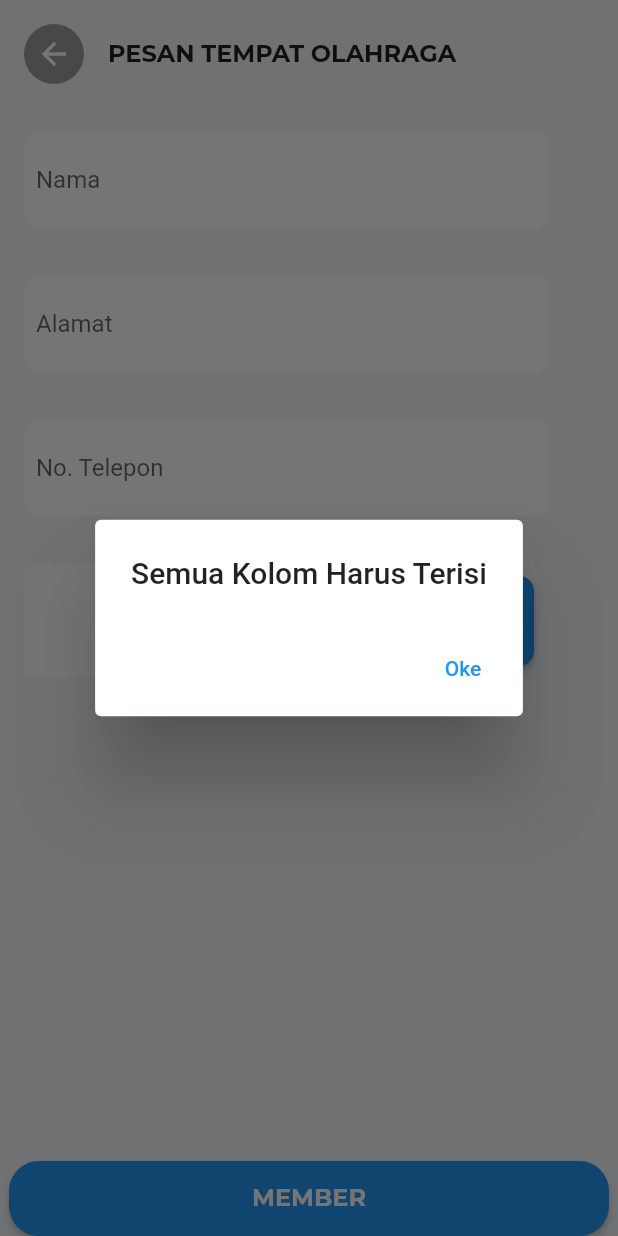
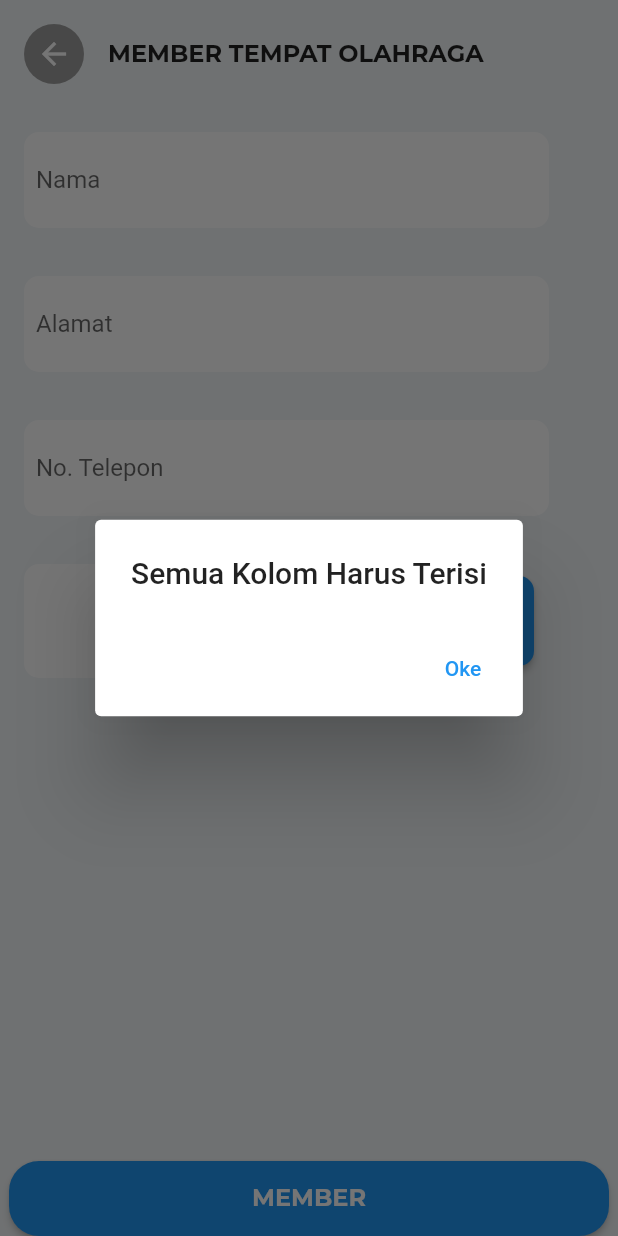
Before and after one commit to AlbienOS/healthy_life_buddy, a Flutter app: the MemberPage screen opened directly, after a tap on "MEMBER", on a phone screen of 412 x 824 dp. Run offline on Flutter 3.47's test engine with Material 2 defaults, Android fonts, the phone set to English and light mode, and no system bars; our stand-ins replace cloud_firestore, firebase_auth, firebase_core, flutter_rating_bar, google_fonts, share; accounts and stored records are empty.

Commit message:
Connection member page data to firestore

```diff
--- a/lib/interface/member_sports_page.dart
+++ b/lib/interface/member_sports_page.dart
@@ -1,15 +1,24 @@
+import 'package:cloud_firestore/cloud_firestore.dart';
 import 'package:flutter/material.dart';
 import 'package:google_fonts/google_fonts.dart';
 import 'package:healthy_life_buddy/common/color_style.dart';
+import 'package:healthy_life_buddy/model/detail_sports_venue_model.dart';
 import 'package:intl/intl.dart';
+import 'package:healthy_life_buddy/api/auth_api.dart';
 
 class MemberPage extends StatefulWidget{
   static const routeName = '/MemberSportsPage';
   @override
   State<MemberPage> createState() => _MemberPageState();
+
+
 }
 
 class _MemberPageState extends State<MemberPage> {
+  CollectionReference member = FirebaseFirestore
+      .instance
+      .collection('users').doc(auth.currentUser!.uid).collection('member');
+
   int changePrice = 0;
 
   String nameResult = '';
@@ -57,7 +66,7 @@ class _MemberPageState extends State<MemberPage> {
                       Padding(
                         padding: const EdgeInsets.symmetric(horizontal: 16.0),
                         child: Text(
-                          'PESAN TEMPAT OLAHRAGA',
+                          'MEMBER TEMPAT OLAHRAGA',
                           style: GoogleFonts.montserrat(
                             fontSize: 16,
                             fontWeight: FontWeight.bold,
@@ -282,7 +291,7 @@ class _MemberPageState extends State<MemberPage> {
                             }else{
                               return AlertDialog(
                                 title: Center(
-                                    child: Text('KONFIRMASI')
+                                    child: Text('KONFIRMASI MEMBER')
                                 ),
                                 content: Container(
                                   height: 300,
@@ -335,10 +344,16 @@ class _MemberPageState extends State<MemberPage> {
                                   ),
                                   TextButton(
                                     child: Text("Oke"),
-                                    onPressed:  () {
+                                    onPressed:  () async {
+                                      await member.add({
+                                        'name' : nameResult,
+                                        'address' : addressResult,
+                                        'telephone' : telephoneResult,
+                                        'date' : getDateText(),
+                                      }).then((value) => print('Membership Success'));
                                       Navigator.pop(context);
                                       final snackBar = SnackBar(
-                                        content: Text('Pemesanan Berhasil!'),
+                                        content: Text('Pembuatan Member Berhasil!'),
                                         action: SnackBarAction(label: 'ULANGI',
                                             onPressed: (){
                                             }
--- a/lib/main.dart
+++ b/lib/main.dart
@@ -6,6 +6,7 @@ import 'package:healthy_life_buddy/interface/booking_sports_venue_page.dart';
 import 'package:healthy_life_buddy/interface/detail_sports_venue_page.dart';
 import 'package:healthy_life_buddy/interface/home_page.dart';
 import 'package:healthy_life_buddy/interface/login_page.dart';
+import 'package:healthy_life_buddy/interface/member_sports_page.dart';
 import 'package:healthy_life_buddy/interface/welcome_page.dart';
 import 'package:healthy_life_buddy/model/detail_sports_venue_model.dart';
 import 'package:healthy_life_buddy/model/sports_venue_model.dart';
```
Also changed, not shown: lib/interface/booking_sports_venue_page.dart (+1 -6 lines).
